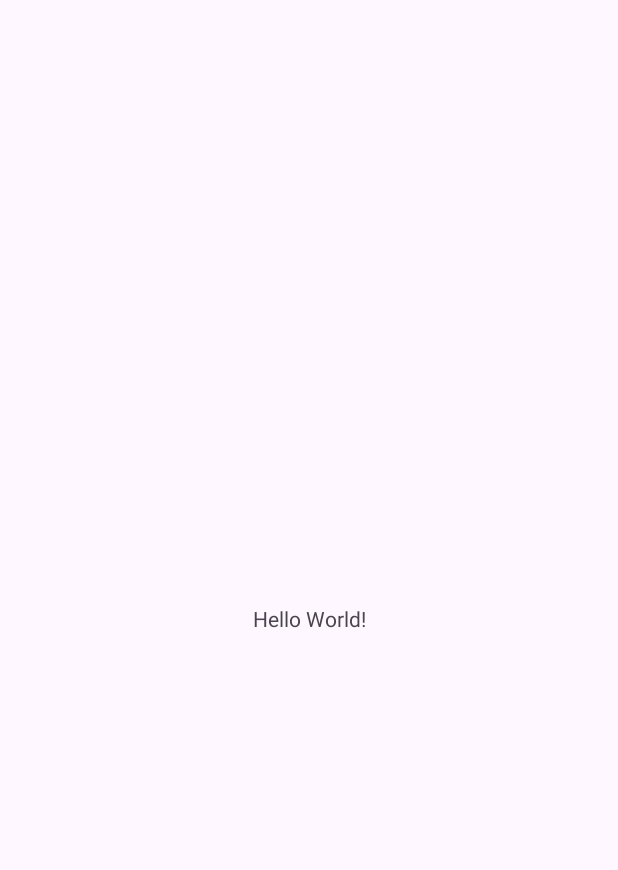
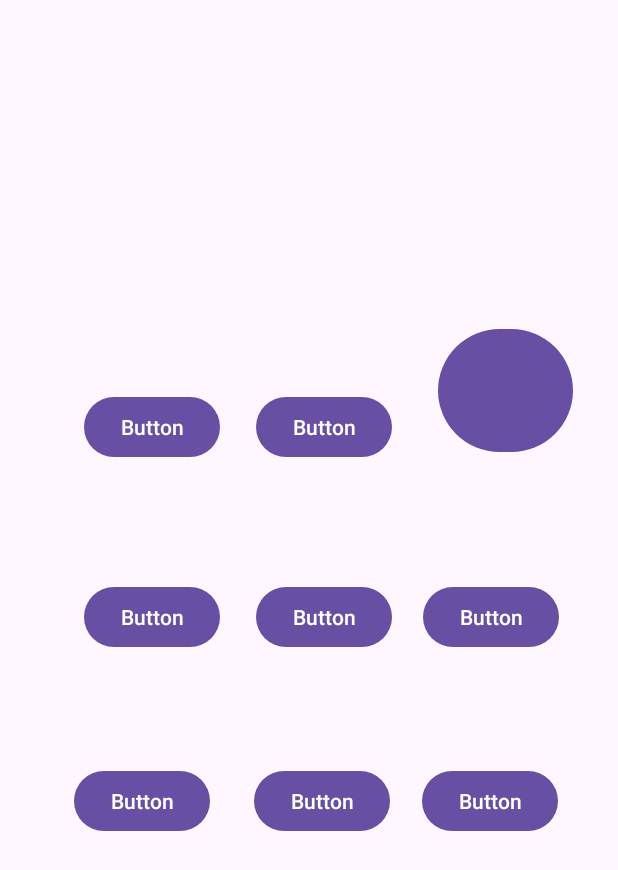
Before and after one commit to linoy224/linoy224, an Android app: the screen it shows after launch (MainActivity), on a phone screen of 412 x 824 dp. Before the commit the part shown is almost empty. Shown: the top 870 px of the screen. Run offline under Robolectric (Android 15) with nearby library versions, the phone set to English and light mode, and no system bars.

Commit message:
button check

```diff
--- a/app/src/main/java/com/example/tictactoe/MainActivity.java
+++ b/app/src/main/java/com/example/tictactoe/MainActivity.java
@@ -1,6 +1,7 @@
 package com.example.tictactoe;
 
 import android.os.Bundle;
+import android.view.View;
 
 import androidx.activity.EdgeToEdge;
 import androidx.appcompat.app.AppCompatActivity;
@@ -21,4 +22,7 @@ public class MainActivity extends AppCompatActivity {
             return insets;
         });
     }
+
+    public void onButtonClick(View view) {
+    }
 }
--- a/app/src/main/res/layout/activity_main.xml
+++ b/app/src/main/res/layout/activity_main.xml
@@ -5,15 +5,122 @@
     android:id="@+id/main"
     android:layout_width="match_parent"
     android:layout_height="match_parent"
+    android:onClick="reset"
     tools:context=".MainActivity">
 
-    <TextView
+    <Button
+        android:id="@+id/btn_00"
+        android:layout_width="90dp"
+        android:layout_height="90dp"
+        android:onClick="onButtonClick"
+        app:layout_constraintBottom_toBottomOf="parent"
+        app:layout_constraintEnd_toEndOf="parent"
+        app:layout_constraintHorizontal_bias="0.906"
+        app:layout_constraintStart_toStartOf="parent"
+        app:layout_constraintTop_toTopOf="parent"
+        app:layout_constraintVertical_bias="0.293" />
+
+    <Button
+        android:id="@+id/btn_06"
         android:layout_width="wrap_content"
         android:layout_height="wrap_content"
-        android:text="Hello World!"
+        android:onClick="onButtonClick"
+        android:text="Button"
         app:layout_constraintBottom_toBottomOf="parent"
         app:layout_constraintEnd_toEndOf="parent"
+        app:layout_constraintHorizontal_bias="0.875"
         app:layout_constraintStart_toStartOf="parent"
-        app:layout_constraintTop_toTopOf="parent" />
+        app:layout_constraintTop_toTopOf="parent"
+        app:layout_constraintVertical_bias="0.657" />
 
+    <Button
+        android:id="@+id/btn_01"
+        android:layout_width="wrap_content"
+        android:layout_height="wrap_content"
+        android:onClick="onButtonClick"
+        android:text="Button"
+        app:layout_constraintBottom_toBottomOf="parent"
+        app:layout_constraintEnd_toEndOf="parent"
+        app:layout_constraintHorizontal_bias="0.531"
+        app:layout_constraintStart_toStartOf="parent"
+        app:layout_constraintTop_toTopOf="parent"
+        app:layout_constraintVertical_bias="0.336" />
+
+    <Button
+        android:id="@+id/btn_02"
+        android:layout_width="wrap_content"
+        android:layout_height="wrap_content"
+        android:onClick="onButtonClick"
+        android:text="Button"
+        app:layout_constraintBottom_toBottomOf="parent"
+        app:layout_constraintEnd_toEndOf="parent"
+        app:layout_constraintHorizontal_bias="0.175"
+        app:layout_constraintStart_toStartOf="parent"
+        app:layout_constraintTop_toTopOf="parent"
+        app:layout_constraintVertical_bias="0.336" />
+
+    <Button
+        android:id="@+id/btn_05"
+        android:layout_width="wrap_content"
+        android:layout_height="wrap_content"
+        android:onClick="onButtonClick"
+        android:text="Button"
+        app:layout_constraintBottom_toBottomOf="parent"
+        app:layout_constraintEnd_toEndOf="parent"
+        app:layout_constraintHorizontal_bias="0.175"
+        app:layout_constraintStart_toStartOf="parent"
+        app:layout_constraintTop_toTopOf="parent"
+        app:layout_constraintVertical_bias="0.499" />
+
+    <Button
+        android:id="@+id/btn_07"
+        android:layout_width="wrap_content"
+        android:layout_height="wrap_content"
+        android:onClick="onButtonClick"
+        android:text="Button"
+        app:layout_constraintBottom_toBottomOf="parent"
+        app:layout_constraintEnd_toEndOf="parent"
+        app:layout_constraintHorizontal_bias="0.528"
+        app:layout_constraintStart_toStartOf="parent"
+        app:layout_constraintTop_toTopOf="parent"
+        app:layout_constraintVertical_bias="0.657" />
+
+    <Button
+        android:id="@+id/btn_03"
+        android:layout_width="wrap_content"
+        android:layout_height="wrap_content"
+        android:onClick="onButtonClick"
+        android:text="Button"
+        app:layout_constraintBottom_toBottomOf="parent"
+        app:layout_constraintEnd_toEndOf="parent"
+        app:layout_constraintHorizontal_bias="0.878"
+        app:layout_constraintStart_toStartOf="parent"
+        app:layout_constraintTop_toTopOf="parent"
+        app:layout_constraintVertical_bias="0.499" />
+
+    <Button
+        android:id="@+id/btn_08"
+        android:layout_width="wrap_content"
+        android:layout_height="wrap_content"
+        android:onClick="onButtonClick"
+        android:text="Button"
+        app:layout_constraintBottom_toBottomOf="parent"
+        app:layout_constraintEnd_toEndOf="parent"
+        app:layout_constraintHorizontal_bias="0.153"
+        app:layout_constraintStart_toStartOf="parent"
+        app:layout_constraintTop_toTopOf="parent"
+        app:layout_constraintVertical_bias="0.657" />
+
+    <Button
+        android:id="@+id/btn_04"
+        android:layout_width="wrap_content"
+        android:layout_height="wrap_content"
+        android:onClick="onButtonClick"
+        android:text="Button"
+        app:layout_constraintBottom_toBottomOf="parent"
+        app:layout_constraintEnd_toEndOf="parent"
+        app:layout_constraintHorizontal_bias="0.531"
+        app:layout_constraintStart_toStartOf="parent"
+        app:layout_constraintTop_toTopOf="parent"
+        app:layout_constraintVertical_bias="0.499" />
 </androidx.constraintlayout.widget.ConstraintLayout>
```
